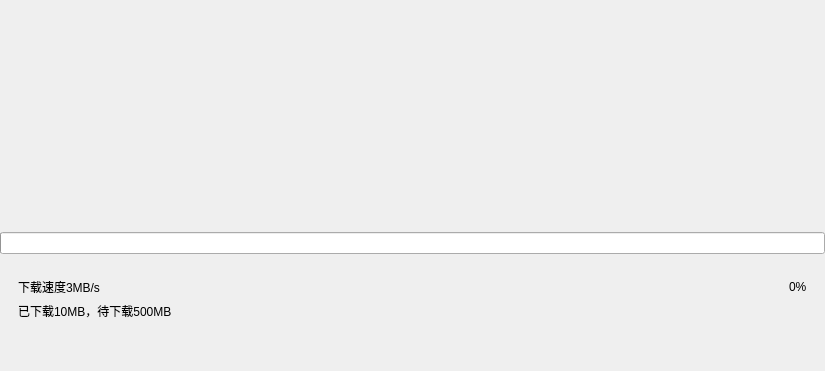
Old version of the form app/pages/pagedownloadprogress.ui in the repository liangtie/kicad-installer.
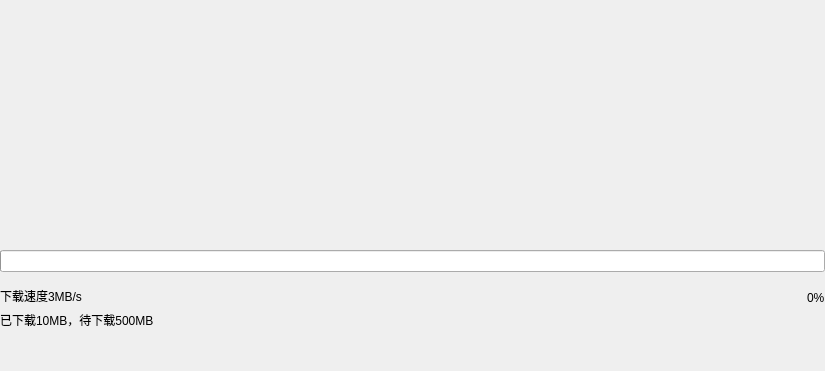
New version of the form.

Patch:
```diff
--- a/app/pages/pagedownloadprogress.ui
+++ b/app/pages/pagedownloadprogress.ui
@@ -55,9 +55,36 @@
    <item>
     <widget class="QWidget" name="widget_p" native="true">
      <layout class="QHBoxLayout" name="horizontalLayout">
+      <property name="spacing">
+       <number>0</number>
+      </property>
+      <property name="leftMargin">
+       <number>0</number>
+      </property>
+      <property name="topMargin">
+       <number>9</number>
+      </property>
+      <property name="rightMargin">
+       <number>0</number>
+      </property>
+      <property name="bottomMargin">
+       <number>0</number>
+      </property>
       <item>
        <widget class="QWidget" name="widget_progress" native="true">
         <layout class="QVBoxLayout" name="verticalLayout">
+         <property name="spacing">
+          <number>6</number>
+         </property>
+         <property name="leftMargin">
+          <number>0</number>
+         </property>
+         <property name="topMargin">
+          <number>0</number>
+         </property>
+         <property name="rightMargin">
+          <number>0</number>
+         </property>
          <property name="bottomMargin">
           <number>0</number>
          </property>
@@ -94,14 +121,17 @@
       <item>
        <widget class="QWidget" name="widgetw" native="true">
         <layout class="QVBoxLayout" name="verticalLayout_3">
+         <property name="spacing">
+          <number>0</number>
+         </property>
          <property name="leftMargin">
-          <number>9</number>
+          <number>0</number>
          </property>
          <property name="topMargin">
-          <number>9</number>
+          <number>0</number>
          </property>
          <property name="rightMargin">
-          <number>9</number>
+          <number>0</number>
          </property>
          <property name="bottomMargin">
           <number>0</number>
```
